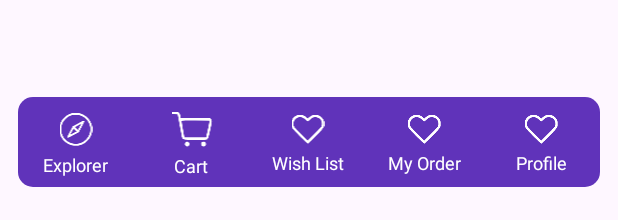
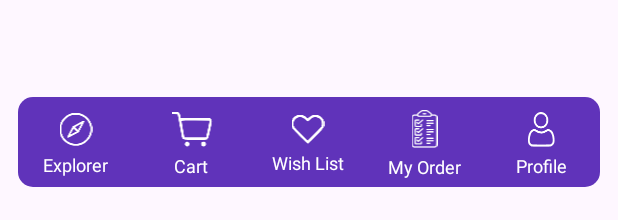
Before and after one commit to thanhtuyen0000000000000/shoes_app, an Android app: the layout activity_main.xml on its own in the app's theme, with its tools: preview values and no code run, on a phone screen of 412 x 824 dp. Shown: the part 1013-1233 px from the top of the screen. Run offline under Robolectric (Android 15) with nearby library versions, the phone set to English and light mode, and no system bars; plain views replace DotsIndicator.

Commit message:
fix_main

```diff
--- a/app/src/main/res/layout/activity_main.xml
+++ b/app/src/main/res/layout/activity_main.xml
@@ -319,7 +319,7 @@
                     android:layout_width="match_parent"
                     android:layout_height="wrap_content"
                     android:layout_marginTop="4dp"
-                    android:src="@drawable/btn_3" />
+                    android:src="@drawable/btn_4" />
 
                 <TextView
                     android:id="@+id/textView14"
@@ -341,7 +341,7 @@
                     android:layout_width="match_parent"
                     android:layout_height="wrap_content"
                     android:layout_marginTop="4dp"
-                    android:src="@drawable/btn_3" />
+                    android:src="@drawable/btn_5" />
 
                 <TextView
                     android:id="@+id/textView15"
```
